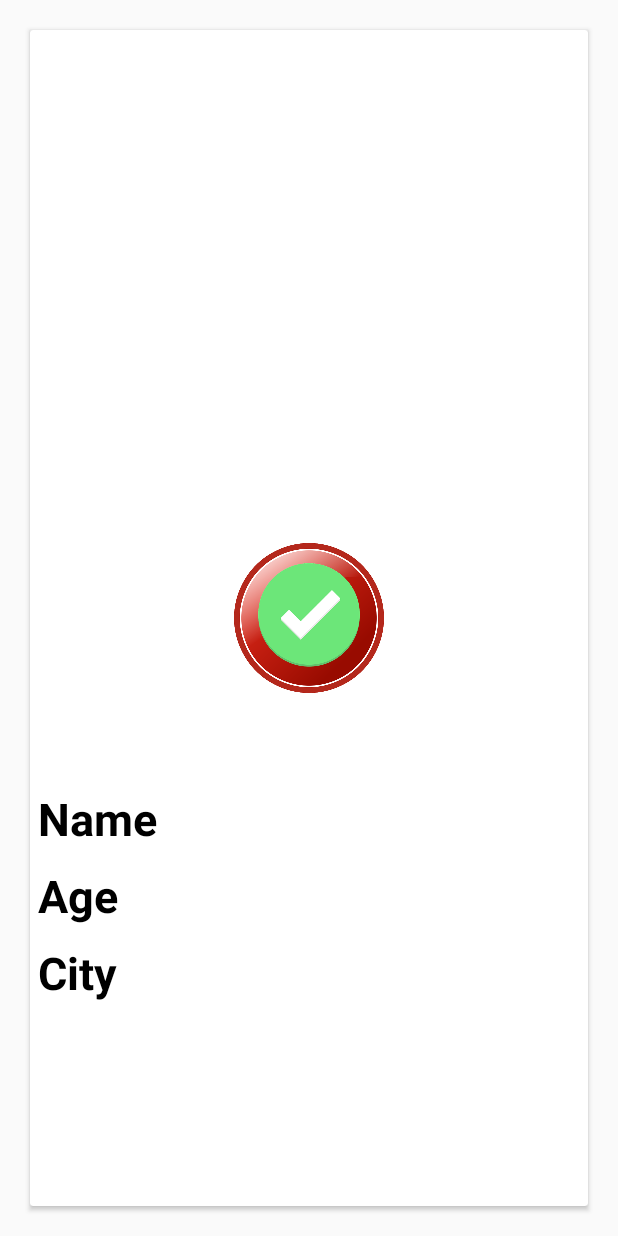
After one commit to yys7517/MyTinder, an Android app: the layout item_card.xml on its own in the app's theme, with its tools: preview values and no code run, on a phone screen of 412 x 824 dp. The commit adds this screen. Run offline under Robolectric (Android 15) with nearby library versions, the light colour scheme and no system bars.

Commit message:
CardStackView, DataBinding

```diff
--- a/app/build.gradle
+++ b/app/build.gradle
@@ -29,6 +29,9 @@ android {
     kotlinOptions {
         jvmTarget = '1.8'
     }
+    buildFeatures{
+        dataBinding true
+    }
 }
 
 dependencies {
@@ -40,4 +43,7 @@ dependencies {
     testImplementation 'junit:junit:4.+'
     androidTestImplementation 'androidx.test.ext:junit:1.1.3'
     androidTestImplementation 'androidx.test.espresso:espresso-core:3.4.0'
+
+    // CardStackView
+    implementation 'com.yuyakaido.android:card-stack-view:2.3.4'
 }
--- /dev/null
+++ b/app/src/main/res/layout/item_card.xml
@@ -0,0 +1,78 @@
+<?xml version="1.0" encoding="utf-8"?>
+<androidx.cardview.widget.CardView
+    xmlns:android="http://schemas.android.com/apk/res/android"
+    android:layout_margin="20dp"
+    android:layout_width="match_parent"
+    android:layout_height="match_parent">
+
+    <FrameLayout
+        android:id="@+id/left_overlay"
+        android:layout_width="match_parent"
+        android:layout_height="match_parent" >
+
+        <ImageView
+            android:src="@drawable/no"
+            android:layout_width="100dp"
+            android:layout_height="100dp"
+            android:layout_gravity="center" />
+
+    </FrameLayout>
+
+    <FrameLayout
+        android:id="@+id/right_overlay"
+        android:layout_width="match_parent"
+        android:layout_height="match_parent" >
+
+        <ImageView
+            android:src="@drawable/ok"
+            android:layout_width="100dp"
+            android:layout_height="100dp"
+            android:layout_gravity="center" />
+
+    </FrameLayout>
+
+    <LinearLayout
+        android:orientation="vertical"
+        android:layout_width="match_parent"
+        android:layout_height="match_parent" >
+
+        <ImageView
+            android:id="@+id/profileImageArea"
+            android:layout_width="wrap_content"
+            android:layout_height="500dp" />
+
+        <TextView
+            android:text="Name"
+            android:id="@+id/txtName"
+            android:layout_margin="5dp"
+            android:textSize="30sp"
+            android:textColor="@color/black"
+            android:textStyle="bold"
+            android:layout_width="wrap_content"
+            android:layout_height="wrap_content" />
+
+        <TextView
+            android:text="Age"
+            android:layout_margin="5dp"
+            android:id="@+id/txtAge"
+            android:textSize="30sp"
+            android:textColor="@color/black"
+            android:textStyle="bold"
+            android:layout_width="wrap_content"
+            android:layout_height="wrap_content" />
+
+        <TextView
+            android:text="City"
+            android:id="@+id/txtCity"
+            android:textSize="30sp"
+            android:layout_margin="5dp"
+            android:textColor="@color/black"
+            android:textStyle="bold"
+            android:layout_width="wrap_content"
+            android:layout_height="wrap_content" />
+
+    </LinearLayout>
+
+
+
+</androidx.cardview.widget.CardView>
--- a/app/src/main/res/values-night/themes.xml
+++ b/app/src/main/res/values-night/themes.xml
@@ -1,9 +1,10 @@
 <resources xmlns:tools="http://schemas.android.com/tools">
     <!-- Base application theme. -->
     <style name="Theme.MyTinder" parent="Theme.MaterialComponents.DayNight.DarkActionBar">
+        <item name="windowNoTitle">true </item>
         <!-- Primary brand color. -->
         <item name="colorPrimary">@color/purple_200</item>
-        <item name="colorPrimaryVariant">@color/purple_700</item>
+        <item name="colorPrimaryVariant">@color/main_color</item>
         <item name="colorOnPrimary">@color/black</item>
         <!-- Secondary brand color. -->
         <item name="colorSecondary">@color/teal_200</item>
--- a/app/src/main/res/values/colors.xml
+++ b/app/src/main/res/values/colors.xml
@@ -1,5 +1,6 @@
 <?xml version="1.0" encoding="utf-8"?>
 <resources>
+    <color name="main_color">#FF9999</color>
     <color name="purple_200">#FFBB86FC</color>
     <color name="purple_500">#FF6200EE</color>
     <color name="purple_700">#FF3700B3</color>
--- a/app/src/main/res/values/themes.xml
+++ b/app/src/main/res/values/themes.xml
@@ -1,9 +1,10 @@
 <resources xmlns:tools="http://schemas.android.com/tools">
     <!-- Base application theme. -->
-    <style name="Theme.MyTinder" parent="Theme.MaterialComponents.DayNight.DarkActionBar">
+    <style name="Theme.MyTinder" parent="Theme.AppCompat.Light">
+        <item name="windowNoTitle">true </item>
         <!-- Primary brand color. -->
         <item name="colorPrimary">@color/purple_500</item>
-        <item name="colorPrimaryVariant">@color/purple_700</item>
+        <item name="colorPrimaryVariant">@color/main_color</item>
         <item name="colorOnPrimary">@color/white</item>
         <!-- Secondary brand color. -->
         <item name="colorSecondary">@color/teal_200</item>
```
Also changed, not shown: app/src/main/java/com/example/mytinder/MainActivity.kt (+56 -1 lines), app/src/main/java/com/example/mytinder/slider/CardStackAdapter.kt (added, +29 -0 lines), app/src/main/res/layout/activity_main.xml (+15 -15 lines), app/src/main/res/drawable/no.png (added), app/src/main/res/drawable/ok.png (added).
